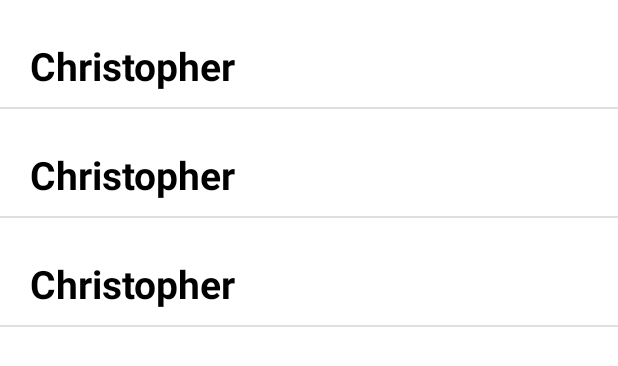
After one commit to hinson23701/VT6002CEM_CW2_KwokPaakHin, an Android app: the layout list_place.xml on its own in the app's theme, with its tools: preview values and no code run, on a phone screen of 412 x 824 dp. The commit adds this screen. Shown: the top 366 px of the screen. Run offline under Robolectric (Android 15) with nearby library versions, the phone set to English and light mode, and no system bars.

```diff
--- a/app/build.gradle
+++ b/app/build.gradle
@@ -41,6 +41,7 @@ dependencies {
     testImplementation 'junit:junit:4.13.2'
     androidTestImplementation 'androidx.test.ext:junit:1.1.5'
     androidTestImplementation 'androidx.test.espresso:espresso-core:3.5.1'
+    implementation 'com.google.android.gms:play-services-location:17.0.0'
     // Import the Firebase BoM
 
 }
--- a/app/src/main/res/layout/fragment_maps.xml
+++ b/app/src/main/res/layout/fragment_maps.xml
@@ -1,7 +1,8 @@
 <RelativeLayout xmlns:android="http://schemas.android.com/apk/res/android"
     xmlns:tools="http://schemas.android.com/tools"
     android:layout_width="match_parent"
-    android:layout_height="match_parent">
+    android:layout_height="match_parent"
+    tools:context=".MapActivity">
 
     <fragment
         android:id="@+id/map"
@@ -41,7 +42,8 @@
             android:text="Hong Kong Place"
             android:padding="10dp"
             android:layout_marginTop="20dp"
-            android:paddingRight="10dp"/>
+            android:paddingRight="10dp"
+            android:onClick ="PlaceClick"/>
     </LinearLayout>
 
 </RelativeLayout>
--- /dev/null
+++ b/app/src/main/res/layout/list_item.xml
@@ -0,0 +1,48 @@
+<?xml version="1.0" encoding="utf-8"?>
+<LinearLayout xmlns:android="http://schemas.android.com/apk/res/android"
+    android:orientation="vertical" android:layout_width="match_parent"
+    android:layout_height="match_parent">
+
+    <RelativeLayout
+        android:layout_width="match_parent"
+        android:layout_height="wrap_content"
+        android:layout_marginTop="16dp">
+
+        <LinearLayout
+            android:layout_width="wrap_content"
+            android:layout_height="wrap_content"
+            android:layout_marginVertical="10dp"
+            android:orientation="horizontal">
+
+
+
+
+            <LinearLayout
+                android:layout_width="wrap_content"
+                android:layout_height="wrap_content"
+                android:layout_marginStart="20dp"
+                android:orientation="vertical">
+
+                <TextView
+                    android:id="@+id/personName"
+                    android:layout_width="wrap_content"
+                    android:layout_height="wrap_content"
+                    android:text="Christopher"
+                    android:textColor="@color/black"
+                    android:textSize="26sp"
+                    android:textStyle="bold"/>
+
+
+
+            </LinearLayout>
+
+
+        </LinearLayout>
+
+
+
+
+
+    </RelativeLayout>
+
+</LinearLayout>
--- /dev/null
+++ b/app/src/main/res/layout/list_place.xml
@@ -0,0 +1,14 @@
+<?xml version="1.0" encoding="utf-8"?>
+<androidx.constraintlayout.widget.ConstraintLayout xmlns:android="http://schemas.android.com/apk/res/android"
+    android:layout_width="match_parent"
+    android:layout_height="match_parent"
+    xmlns:tools="http://schemas.android.com/tools"
+    tools:context=".PlaceActivity">
+
+    <ListView
+        android:layout_width="match_parent"
+        android:layout_height="match_parent"
+        android:id="@+id/listview"
+        tools:listitem="@layout/list_item"/>
+
+</androidx.constraintlayout.widget.ConstraintLayout>
```
Also changed, not shown: app/src/main/AndroidManifest.xml (+16 -2 lines), app/src/main/java/hk/edu/shape/MapActivity.java (+76 -13 lines), app/src/main/java/hk/edu/shape/PlaceActivity.java (added, +15 -0 lines).
